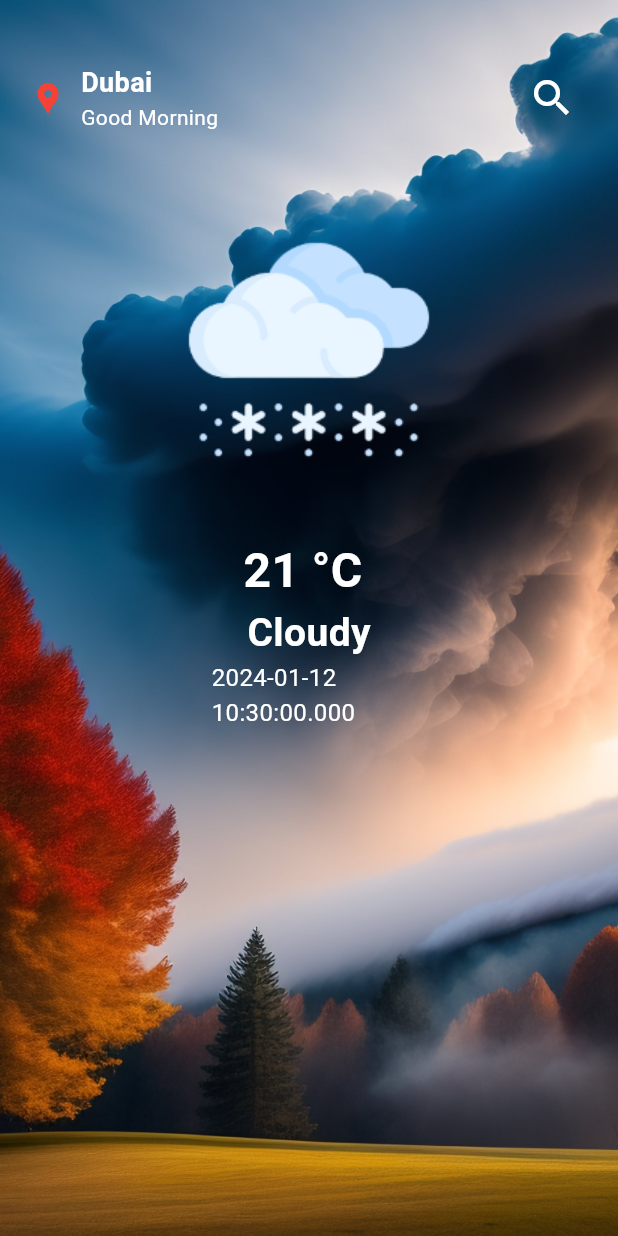
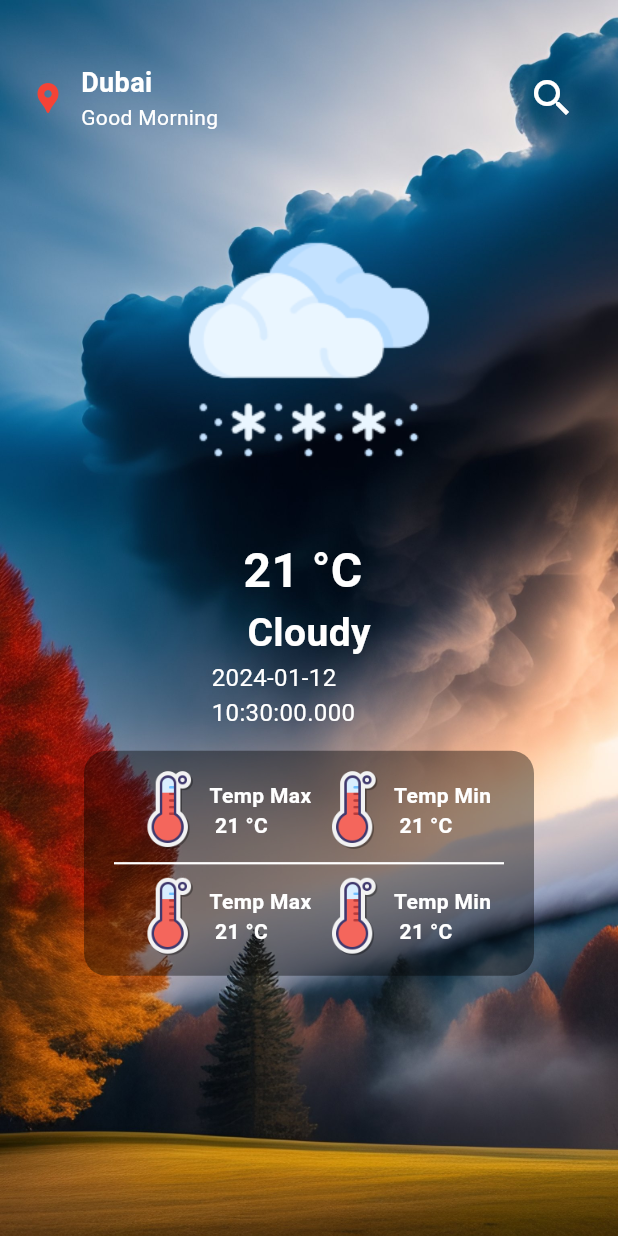
Before and after one commit to BIBINKB97/weather-App, a Flutter app: the screen it shows after launch, on a phone screen of 412 x 824 dp. Run offline on Flutter 3.47's test engine with Material 3 defaults, Android fonts, the phone set to English and light mode, and no system bars.

Commit message:
UI almost completed

```diff
--- a/lib/screens/home_page.dart
+++ b/lib/screens/home_page.dart
@@ -101,16 +101,139 @@ class HomePage extends StatelessWidget {
               ),
             ),
           ),
-          SizedBox(
-            height: 100,
+          Align(
+            alignment: Alignment(0, 0.5),
+            child: Container(
+              decoration: BoxDecoration(
+                  borderRadius: BorderRadius.circular(15),
+                  color: Colors.black.withOpacity(0.4)),
+              height: 150,
+              width: 300,
               child: Column(
+                mainAxisAlignment: MainAxisAlignment.center,
+                children: [
+                  Row(
+                    mainAxisAlignment: MainAxisAlignment.center,
                     children: [
                       Row(
                         children: [
-
+                          Image.asset(
+                            'assets/img/temperature-high.png',
+                            height: 55,
+                          ),
+                          Column(
+                            mainAxisAlignment: MainAxisAlignment.center,
+                            crossAxisAlignment: CrossAxisAlignment.start,
+                            children: [
+                              AppText(
+                                data: 'Temp Max',
+                                color: Colors.white,
+                                fw: FontWeight.w600,
+                                size: 14,
+                              ),
+                              AppText(
+                                data: ' 21 °C ',
+                                color: Colors.white,
+                                fw: FontWeight.w600,
+                                size: 14,
+                              )
                             ],
                           )
                         ],
+                      ),
+                      Row(
+                        children: [
+                          Image.asset(
+                            'assets/img/temperature-high.png',
+                            height: 55,
+                          ),
+                          Column(
+                            mainAxisAlignment: MainAxisAlignment.center,
+                            crossAxisAlignment: CrossAxisAlignment.start,
+                            children: [
+                              AppText(
+                                data: 'Temp Min',
+                                color: Colors.white,
+                                fw: FontWeight.w600,
+                                size: 14,
+                              ),
+                              AppText(
+                                data: ' 21 °C ',
+                                color: Colors.white,
+                                fw: FontWeight.w600,
+                                size: 14,
+                              )
+                            ],
+                          )
+                        ],
+                      ),
+                    ],
+                  ),
+                  Divider(
+                    indent: 20,
+                    endIndent: 20,
+                    thickness: 1.5,
+                    color: Colors.white,
+                  ),
+                  Row(
+                    mainAxisAlignment: MainAxisAlignment.center,
+                    children: [
+                      Row(
+                        children: [
+                          Image.asset(
+                            'assets/img/temperature-high.png',
+                            height: 55,
+                          ),
+                          Column(
+                            mainAxisAlignment: MainAxisAlignment.center,
+                            crossAxisAlignment: CrossAxisAlignment.start,
+                            children: [
+                              AppText(
+                                data: 'Temp Max',
+                                color: Colors.white,
+                                fw: FontWeight.w600,
+                                size: 14,
+                              ),
+                              AppText(
+                                data: ' 21 °C ',
+                                color: Colors.white,
+                                fw: FontWeight.w600,
+                                size: 14,
+                              )
+                            ],
+                          )
+                        ],
+                      ),
+                      Row(
+                        children: [
+                          Image.asset(
+                            'assets/img/temperature-high.png',
+                            height: 55,
+                          ),
+                          Column(
+                            mainAxisAlignment: MainAxisAlignment.center,
+                            crossAxisAlignment: CrossAxisAlignment.start,
+                            children: [
+                              AppText(
+                                data: 'Temp Min',
+                                color: Colors.white,
+                                fw: FontWeight.w600,
+                                size: 14,
+                              ),
+                              AppText(
+                                data: ' 21 °C ',
+                                color: Colors.white,
+                                fw: FontWeight.w600,
+                                size: 14,
+                              )
+                            ],
+                          )
+                        ],
+                      ),
+                    ],
+                  ),
+                ],
+              ),
             ),
           )
         ]),
```
Lines whose indentation alone changed are shown as unchanged.
